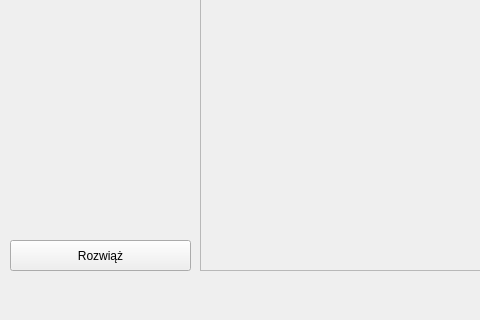
Qt form mainwindow.ui (kaarkadiusz/SlidingPuzzle) before a commit; both pictures show x 0 to 480 and y 160 to 480 of the 640 by 480 pixel window.
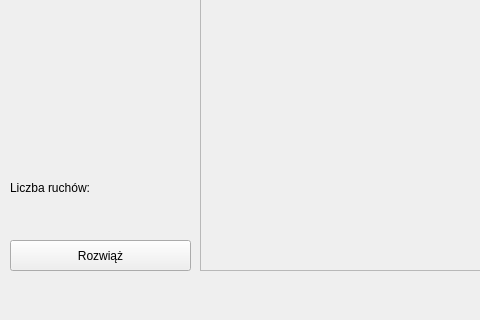
The same form after that commit.

Commit message: Dodano licznik ruchów

What changed in the file:
```diff
--- a/mainwindow.ui
+++ b/mainwindow.ui
@@ -107,6 +107,32 @@
      <string>Rozwiąż</string>
     </property>
    </widget>
+   <widget class="QLabel" name="label_2">
+    <property name="geometry">
+     <rect>
+      <x>10</x>
+      <y>340</y>
+      <width>81</width>
+      <height>16</height>
+     </rect>
+    </property>
+    <property name="text">
+     <string>Liczba ruchów:</string>
+    </property>
+   </widget>
+   <widget class="QLabel" name="moveCountLabel">
+    <property name="geometry">
+     <rect>
+      <x>100</x>
+      <y>340</y>
+      <width>49</width>
+      <height>16</height>
+     </rect>
+    </property>
+    <property name="text">
+     <string/>
+    </property>
+   </widget>
   </widget>
   <widget class="QStatusBar" name="statusbar"/>
  </widget>
```
The commit also changes 8 other files.
